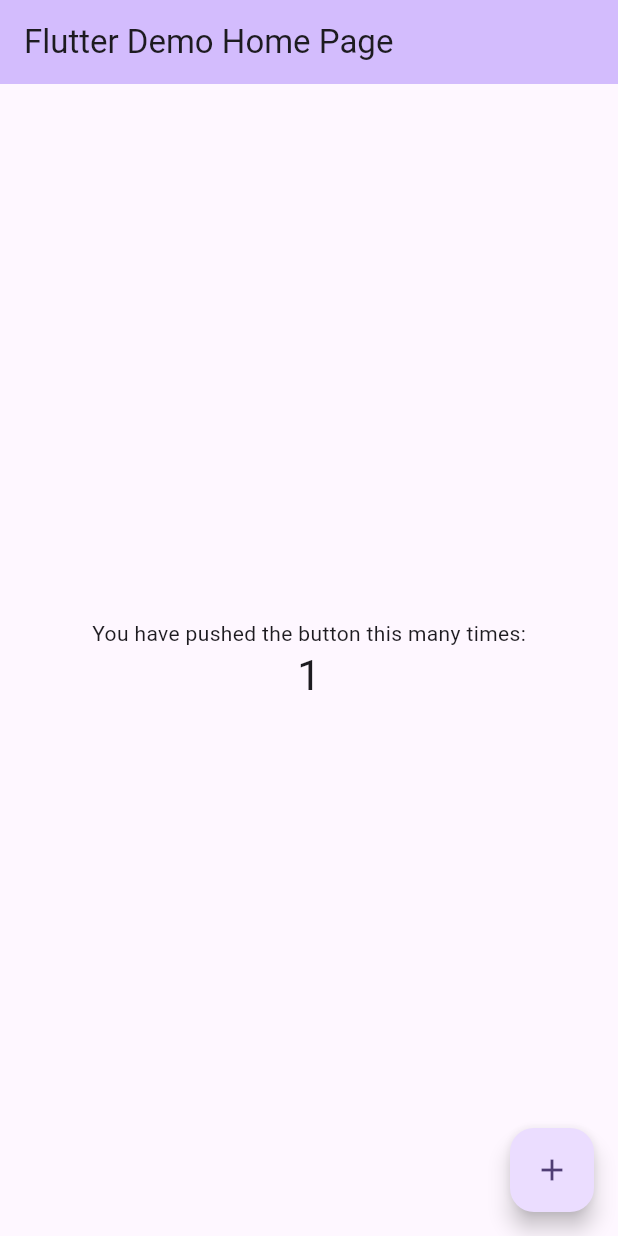
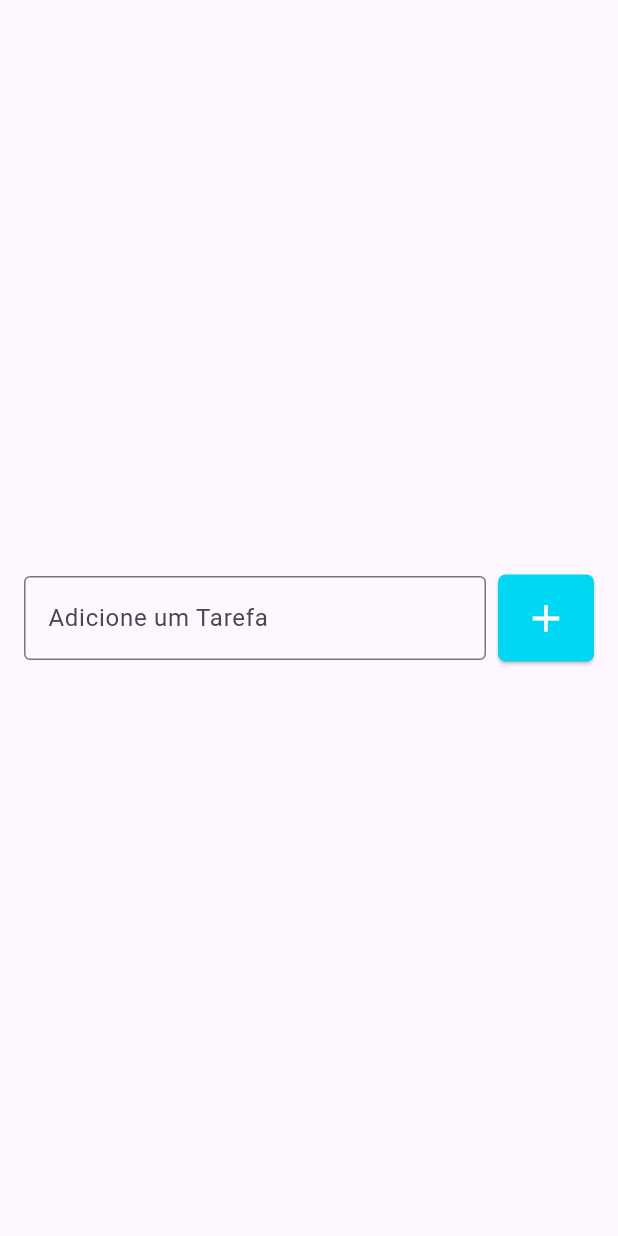
Before and after one commit to Manrick-Lazaro/todo_list, a Flutter app: the screen it shows after launch, after a tap on the "add" icon, on a phone screen of 412 x 824 dp. Run offline on Flutter 3.47's test engine with Material 3 defaults, Android fonts, the phone set to English and light mode, and no system bars.

Commit message:
cria input e botão para adicionar tarefa.

```diff
--- a/lib/main.dart
+++ b/lib/main.dart
@@ -1,122 +1,15 @@
 import 'package:flutter/material.dart';
+import 'package:todo_list/pages/todo_list.dart';
 
 void main() {
-  runApp(const MyApp());
+  runApp(MyApp());
 }
 
 class MyApp extends StatelessWidget {
   const MyApp({super.key});
 
-  // This widget is the root of your application.
   @override
   Widget build(BuildContext context) {
-    return MaterialApp(
-      title: 'Flutter Demo',
-      theme: ThemeData(
-        // This is the theme of your application.
-        //
-        // TRY THIS: Try running your application with "flutter run". You'll see
-        // the application has a purple toolbar. Then, without quitting the app,
-        // try changing the seedColor in the colorScheme below to Colors.green
-        // and then invoke "hot reload" (save your changes or press the "hot
-        // reload" button in a Flutter-supported IDE, or press "r" if you used
-        // the command line to start the app).
-        //
-        // Notice that the counter didn't reset back to zero; the application
-        // state is not lost during the reload. To reset the state, use hot
-        // restart instead.
-        //
-        // This works for code too, not just values: Most code changes can be
-        // tested with just a hot reload.
-        colorScheme: ColorScheme.fromSeed(seedColor: Colors.deepPurple),
-      ),
-      home: const MyHomePage(title: 'Flutter Demo Home Page'),
-    );
+    return MaterialApp(home: TodoList());
   }
 }
-
-class MyHomePage extends StatefulWidget {
-  const MyHomePage({super.key, required this.title});
-
-  // This widget is the home page of your application. It is stateful, meaning
-  // that it has a State object (defined below) that contains fields that affect
-  // how it looks.
-
-  // This class is the configuration for the state. It holds the values (in this
-  // case the title) provided by the parent (in this case the App widget) and
-  // used by the build method of the State. Fields in a Widget subclass are
-  // always marked "final".
-
-  final String title;
-
-  @override
-  State<MyHomePage> createState() => _MyHomePageState();
-}
-
-class _MyHomePageState extends State<MyHomePage> {
-  int _counter = 0;
-
-  void _incrementCounter() {
-    setState(() {
-      // This call to setState tells the Flutter framework that something has
-      // changed in this State, which causes it to rerun the build method below
-      // so that the display can reflect the updated values. If we changed
-      // _counter without calling setState(), then the build method would not be
-      // called again, and so nothing would appear to happen.
-      _counter++;
-    });
-  }
-
-  @override
-  Widget build(BuildContext context) {
-    // This method is rerun every time setState is called, for instance as done
-    // by the _incrementCounter method above.
-    //
-    // The Flutter framework has been optimized to make rerunning build methods
-    // fast, so that you can just rebuild anything that needs updating rather
-    // than having to individually change instances of widgets.
-    return Scaffold(
-      appBar: AppBar(
-        // TRY THIS: Try changing the color here to a specific color (to
-        // Colors.amber, perhaps?) and trigger a hot reload to see the AppBar
-        // change color while the other colors stay the same.
-        backgroundColor: Theme.of(context).colorScheme.inversePrimary,
-        // Here we take the value from the MyHomePage object that was created by
-        // the App.build method, and use it to set our appbar title.
-        title: Text(widget.title),
-      ),
-      body: Center(
-        // Center is a layout widget. It takes a single child and positions it
-        // in the middle of the parent.
-        child: Column(
-          // Column is also a layout widget. It takes a list of children and
-          // arranges them vertically. By default, it sizes itself to fit its
-          // children horizontally, and tries to be as tall as its parent.
-          //
-          // Column has various properties to control how it sizes itself and
-          // how it positions its children. Here we use mainAxisAlignment to
-          // center the children vertically; the main axis here is the vertical
-          // axis because Columns are vertical (the cross axis would be
-          // horizontal).
-          //
-          // TRY THIS: Invoke "debug painting" (choose the "Toggle Debug Paint"
-          // action in the IDE, or press "p" in the console), to see the
-          // wireframe for each widget.
-          mainAxisAlignment: MainAxisAlignment.center,
-          children: <Widget>[
-            const Text('You have pushed the button this many times:'),
-            Text(
-              '$_counter',
-              style: Theme.of(context).textTheme.headlineMedium,
-            ),
-          ],
-        ),
-      ),
-      floatingActionButton: FloatingActionButton(
-        onPressed: _incrementCounter,
-        tooltip: 'Increment',
-        child: const Icon(Icons.add),
-      ), // This trailing comma makes auto-formatting nicer for build methods.
-    );
-  }
-}
--- /dev/null
+++ b/lib/pages/todo_list.dart
@@ -0,0 +1,41 @@
+import 'package:flutter/material.dart';
+
+class TodoList extends StatelessWidget {
+  const TodoList({super.key});
+
+  @override
+  Widget build(BuildContext context) {
+    return Scaffold(
+      body: Center(
+        child: Padding(
+          padding: const EdgeInsets.symmetric(horizontal: 16),
+          child: Row(
+            children: [
+              Expanded(
+                child: TextField(
+                  decoration: InputDecoration(
+                    border: OutlineInputBorder(),
+                    labelText: "Adicione um Tarefa",
+                    hintText: "Ex: Estudando flutter...",
+                  ),
+                ),
+              ),
+              SizedBox(width: 8),
+              ElevatedButton(
+                onPressed: () {},
+                style: ElevatedButton.styleFrom(
+                  backgroundColor: Color(0xff00d7f3),
+                  padding: EdgeInsets.all(14),
+                  shape: RoundedRectangleBorder(
+                    borderRadius: BorderRadius.circular(5)
+                  )
+                ),
+                child: Icon(Icons.add, size: 30, color: Colors.white,),
+              ),
+            ],
+          ),
+        ),
+      ),
+    );
+  }
+}
```
